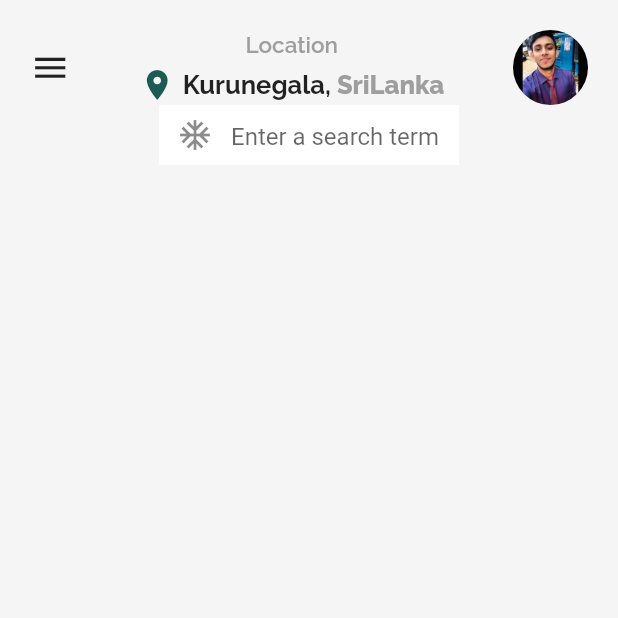
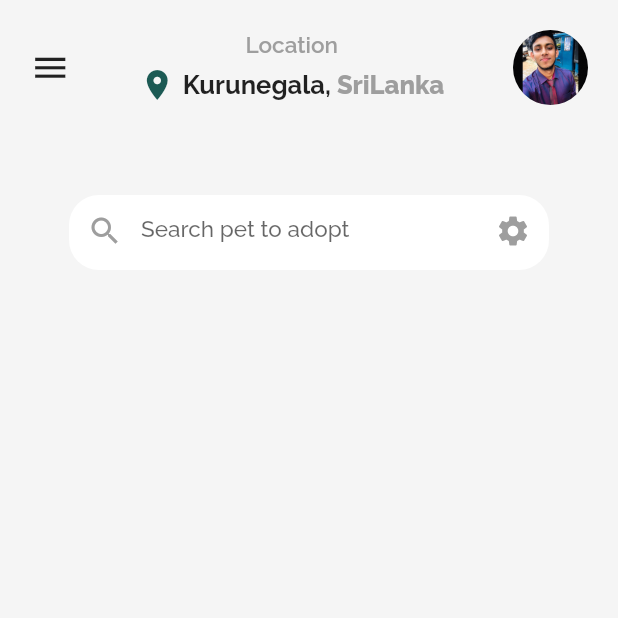
Before and after one commit to Shehan82/flutter-ui-with-drawer, a Flutter app: the screen it shows after launch, on a phone screen of 412 x 824 dp, the top half of it. Run offline on Flutter 3.47's test engine with Material 2 defaults, Android fonts, the light colour scheme and no system bars; our stand-ins replace font_awesome_flutter, google_fonts.

Commit message:
text input done

```diff
--- a/lib/screens/home.dart
+++ b/lib/screens/home.dart
@@ -119,22 +119,41 @@ class _HomeScreenState extends State<HomeScreen> {
                 ],
               ),
             ),
+            SizedBox(
+              height: 60,
+            ),
             Container(
               child: Column(
                 children: [
                   Container(
-                    decoration: BoxDecoration(color: Colors.white),
-                    width: 200,
-                    height: 40,
+                    decoration: BoxDecoration(
+                        color: Colors.white,
+                        borderRadius: BorderRadius.circular(20)),
+                    width: 320,
+                    height: 50,
                     child: TextField(
+                      style: GoogleFonts.raleway(
+                          fontSize: 15,
+                          fontWeight: FontWeight.w700,
+                          color: primaryGreen),
                       decoration: InputDecoration(
-                          prefixIcon: Icon(Icons.ac_unit),
+                          prefixIcon: Icon(
+                            Icons.search,
+                            color: Colors.grey,
+                          ),
+                          suffixIcon: Icon(
+                            Icons.settings,
+                            color: Colors.grey,
+                          ),
+                          contentPadding: EdgeInsets.only(top: 14),
                           border: InputBorder.none,
                           focusedBorder: InputBorder.none,
                           enabledBorder: InputBorder.none,
                           errorBorder: InputBorder.none,
                           disabledBorder: InputBorder.none,
-                          hintText: 'Enter a search term'),
+                          hintText: 'Search pet to adopt',
+                          hintStyle: GoogleFonts.raleway(
+                              fontSize: 15, fontWeight: FontWeight.w500)),
                     ),
                   )
                 ],
```
